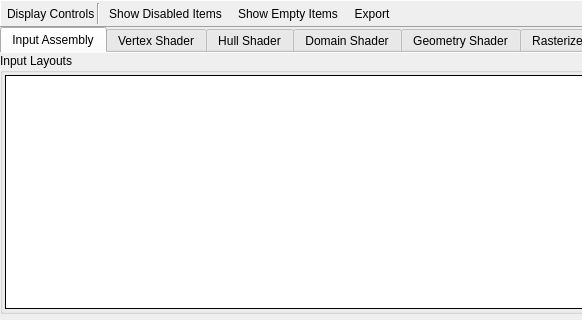
Above: qrenderdoc/Windows/PipelineState/D3D11PipelineStateViewer.ui from baldurk/renderdoc before the change; both pictures show x 0 to 582 and y 0 to 320 of the 1000 by 635 pixel window. Below: the same form after it.
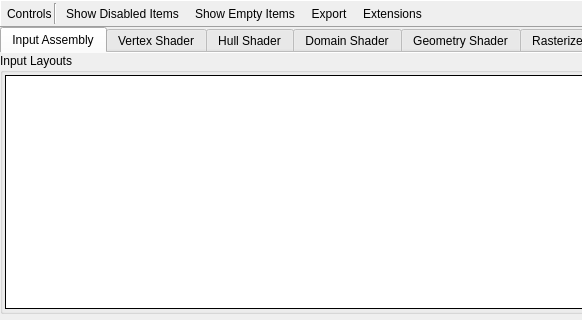
That is the form after the change. The open tabs and pages were chosen to show the change. Icons and pictures are not drawn. Custom widgets are drawn as their Qt base class.

What changed in the file:
```diff
--- a/qrenderdoc/Windows/PipelineState/D3D11PipelineStateViewer.ui
+++ b/qrenderdoc/Windows/PipelineState/D3D11PipelineStateViewer.ui
@@ -53,7 +53,7 @@
       <item>
        <widget class="QLabel" name="controlsLabel">
         <property name="text">
-         <string>Display Controls</string>
+         <string>Controls</string>
         </property>
         <property name="margin">
          <number>4</number>
@@ -136,6 +136,23 @@
         </property>
        </widget>
       </item>
+      <item>
+       <widget class="QToolButton" name="extensions">
+        <property name="text">
+         <string>Extensions</string>
+        </property>
+        <property name="icon">
+         <iconset resource="../../Resources/resources.qrc">
+          <normaloff>:/plugin.png</normaloff>:/plugin.png</iconset>
+        </property>
+        <property name="toolButtonStyle">
+         <enum>Qt::ToolButtonTextBesideIcon</enum>
+        </property>
+        <property name="autoRaise">
+         <bool>true</bool>
+        </property>
+       </widget>
+      </item>
       <item>
        <spacer name="horizontalSpacer">
         <property name="orientation">
@@ -4474,16 +4491,16 @@
   </layout>
  </widget>
  <customwidgets>
-  <customwidget>
-   <class>RDLabel</class>
-   <extends>QLabel</extends>
-   <header>Widgets/Extended/RDLabel.h</header>
-  </customwidget>
   <customwidget>
    <class>RDTreeWidget</class>
    <extends>QTreeView</extends>
    <header>Widgets/Extended/RDTreeWidget.h</header>
   </customwidget>
+  <customwidget>
+   <class>RDLabel</class>
+   <extends>QLabel</extends>
+   <header>Widgets/Extended/RDLabel.h</header>
+  </customwidget>
   <customwidget>
    <class>PipelineFlowChart</class>
    <extends>QFrame</extends>
```
Left out of the diff: 38 changed lines with no effect on the pictures.
